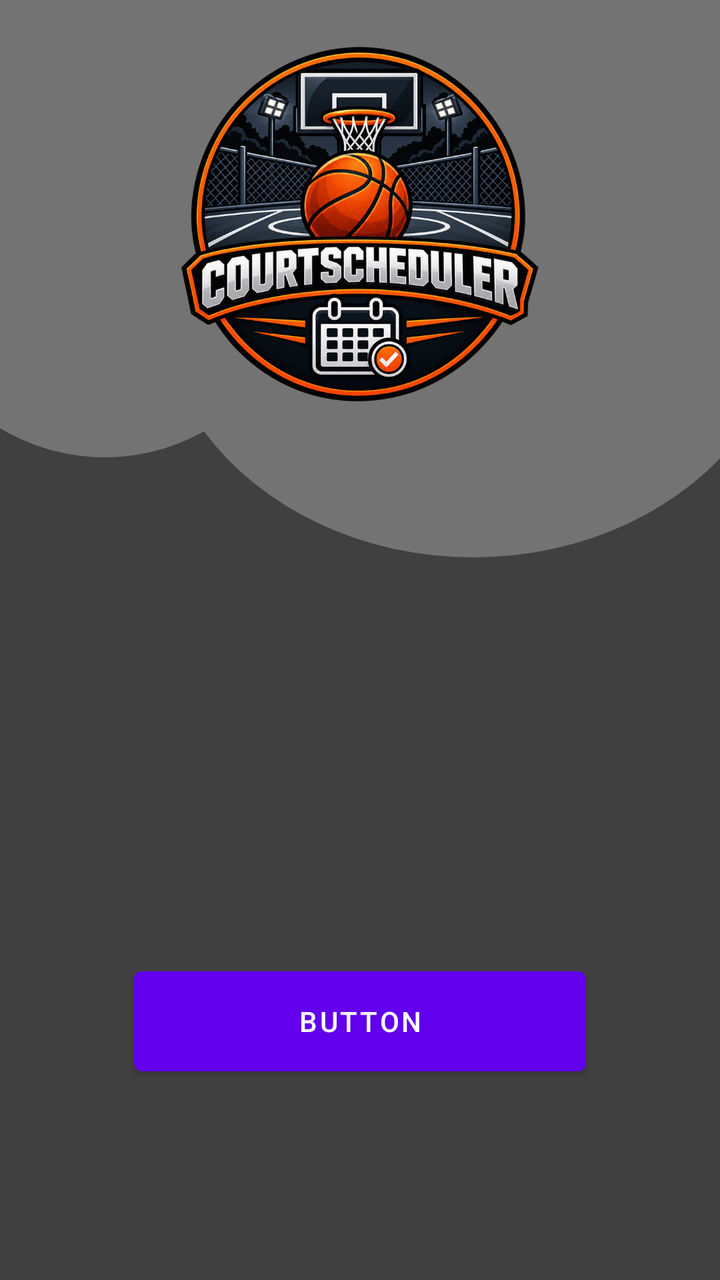
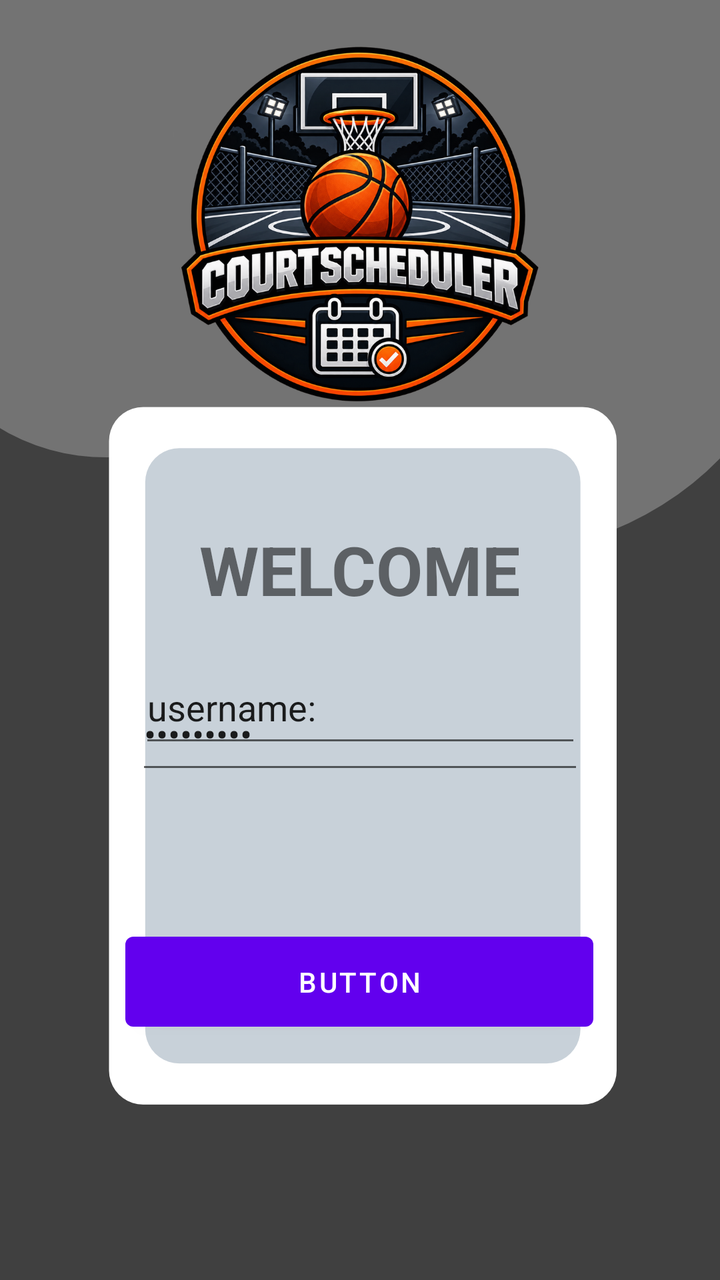

Compare the two renders of this Android layout. The source of the first and the diff that turns it into the second are given below.
<!-- AndroidManifest.xml: application theme Theme.CourtScheduler -->
<!-- res/layout/activity_login.xml -->
<?xml version="1.0" encoding="utf-8"?>
<androidx.constraintlayout.widget.ConstraintLayout xmlns:android="http://schemas.android.com/apk/res/android"
    xmlns:app="http://schemas.android.com/apk/res-auto"
    xmlns:tools="http://schemas.android.com/tools"
    android:id="@+id/main"
    android:layout_width="match_parent"
    android:layout_height="match_parent"
    tools:context=".Login">

    <ImageView
        android:id="@+id/imageView"
        android:layout_width="wrap_content"
        android:layout_height="wrap_content"
        app:layout_constraintBottom_toBottomOf="parent"
        app:layout_constraintEnd_toEndOf="parent"
        app:layout_constraintHorizontal_bias="0.0"
        app:layout_constraintStart_toStartOf="parent"
        app:layout_constraintTop_toTopOf="parent"
        app:layout_constraintVertical_bias="0.0"
        app:srcCompat="@drawable/contenttab__1_" />

    <Button
        android:id="@+id/button3"
        android:layout_width="226dp"
        android:layout_height="62dp"
        android:foreground="@drawable/ket__4_"
        android:text="Button"
        app:layout_constraintBottom_toBottomOf="parent"
        app:layout_constraintEnd_toEndOf="parent"
        app:layout_constraintStart_toStartOf="parent"
        app:layout_constraintTop_toTopOf="@+id/imageView"
        app:layout_constraintVertical_bias="0.83" />

</androidx.constraintlayout.widget.ConstraintLayout>
<!-- resources referenced by this layout -->
<resources>
  <!-- drawable contenttab__1_: png bitmap (drawable, 541499 bytes) -->
  <!-- drawable ket__4_: png bitmap (drawable, 100631 bytes) -->
  <style name="Theme.CourtScheduler" parent="Theme.MaterialComponents.DayNight.NoActionBar">
          
          <item name="colorPrimary">@color/purple_500</item>
          <item name="colorPrimaryVariant">@color/purple_700</item>
          <item name="colorOnPrimary">@color/white</item>
          
          <item name="colorSecondary">@color/teal_200</item>
          <item name="colorSecondaryVariant">@color/teal_700</item>
          <item name="colorOnSecondary">@color/black</item>
          
          <item name="android:statusBarColor">?attr/colorPrimaryVariant</item>
          
      </style>
  <color name="purple_500">#FF6200EE</color>
  <color name="purple_700">#FF3700B3</color>
  <color name="white">#FFFFFFFF</color>
  <color name="teal_200">#FF03DAC5</color>
  <color name="teal_700">#FF018786</color>
  <color name="black">#FF000000</color>
</resources>

<!-- the commit's change to res/layout/activity_login.xml (unified diff, before → after) -->
@@ -17,18 +17,59 @@
         app:layout_constraintStart_toStartOf="parent"
         app:layout_constraintTop_toTopOf="parent"
         app:layout_constraintVertical_bias="0.0"
-        app:srcCompat="@drawable/contenttab__1_" />
+        app:srcCompat="@drawable/contenttab__2_" />
 
     <Button
         android:id="@+id/button3"
-        android:layout_width="226dp"
-        android:layout_height="62dp"
-        android:foreground="@drawable/ket__4_"
+        android:layout_width="234dp"
+        android:layout_height="57dp"
+        android:foreground="@drawable/ket__5_"
         android:text="Button"
+        app:layout_constraintBottom_toBottomOf="parent"
+        app:layout_constraintEnd_toEndOf="parent"
+        app:layout_constraintHorizontal_bias="0.497"
+        app:layout_constraintStart_toStartOf="parent"
+        app:layout_constraintTop_toTopOf="@+id/imageView"
+        app:layout_constraintVertical_bias="0.793" />
+
+    <EditText
+        android:id="@+id/editTextTextEmailAddress2"
+        android:layout_width="221dp"
+        android:layout_height="53dp"
+        android:ems="10"
+        android:inputType="textEmailAddress"
+        android:text="username:"
         app:layout_constraintBottom_toBottomOf="parent"
         app:layout_constraintEnd_toEndOf="parent"
         app:layout_constraintStart_toStartOf="parent"
         app:layout_constraintTop_toTopOf="@+id/imageView"
-        app:layout_constraintVertical_bias="0.83" />
+        app:layout_constraintVertical_bias="0.555" />
+
+    <EditText
+        android:id="@+id/editTextTextPassword"
+        android:layout_width="224dp"
+        android:layout_height="53dp"
+        android:layout_marginBottom="248dp"
+        android:ems="10"
+        android:inputType="textPassword"
+        android:text="Password:"
+        app:layout_constraintBottom_toBottomOf="@+id/imageView"
+        app:layout_constraintEnd_toEndOf="parent"
+        app:layout_constraintStart_toStartOf="parent" />
+
+    <TextView
+        android:id="@+id/textView2"
+        android:layout_width="194dp"
+        android:layout_height="47dp"
+        android:text="WELCOME"
+        android:textAlignment="center"
+        android:textSize="34sp"
+        android:textStyle="bold"
+        app:layout_constraintBottom_toBottomOf="@+id/imageView"
+        app:layout_constraintEnd_toEndOf="parent"
+        app:layout_constraintHorizontal_bias="0.497"
+        app:layout_constraintStart_toStartOf="parent"
+        app:layout_constraintTop_toTopOf="@+id/imageView"
+        app:layout_constraintVertical_bias="0.442" />
 
 </androidx.constraintlayout.widget.ConstraintLayout>
<!-- resource entries referenced after the edit -->
@@ -1,7 +1,7 @@
 <!-- resources referenced by this layout -->
 <resources>
-  <!-- drawable contenttab__1_: png bitmap (drawable, 541499 bytes) -->
-  <!-- drawable ket__4_: png bitmap (drawable, 100631 bytes) -->
+  <!-- drawable contenttab__2_: png bitmap (drawable, 542826 bytes) -->
+  <!-- drawable ket__5_: png bitmap (drawable, 81854 bytes) -->
   <style name="Theme.CourtScheduler" parent="Theme.MaterialComponents.DayNight.NoActionBar">
           
           <item name="colorPrimary">@color/purple_500</item>
